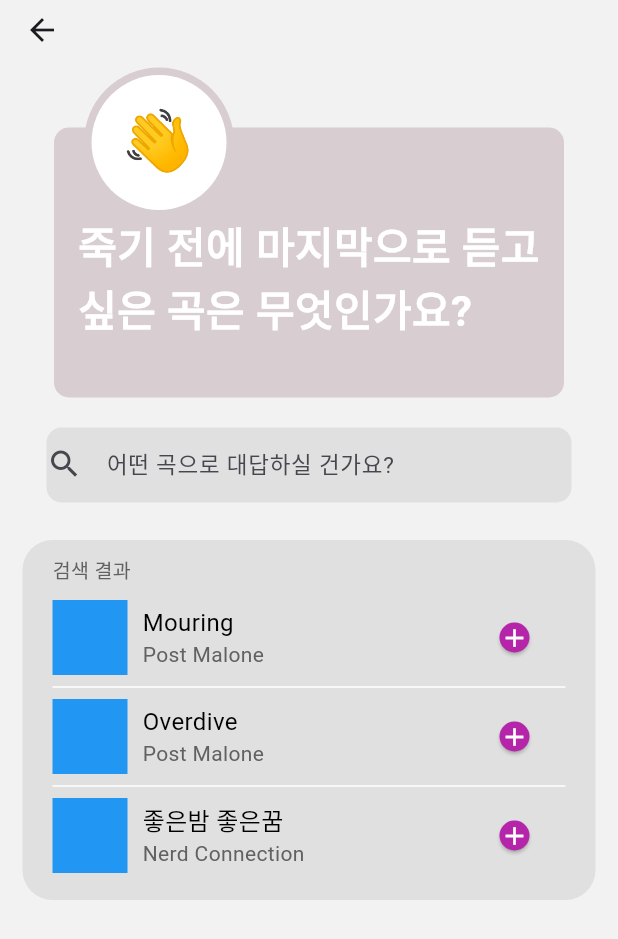
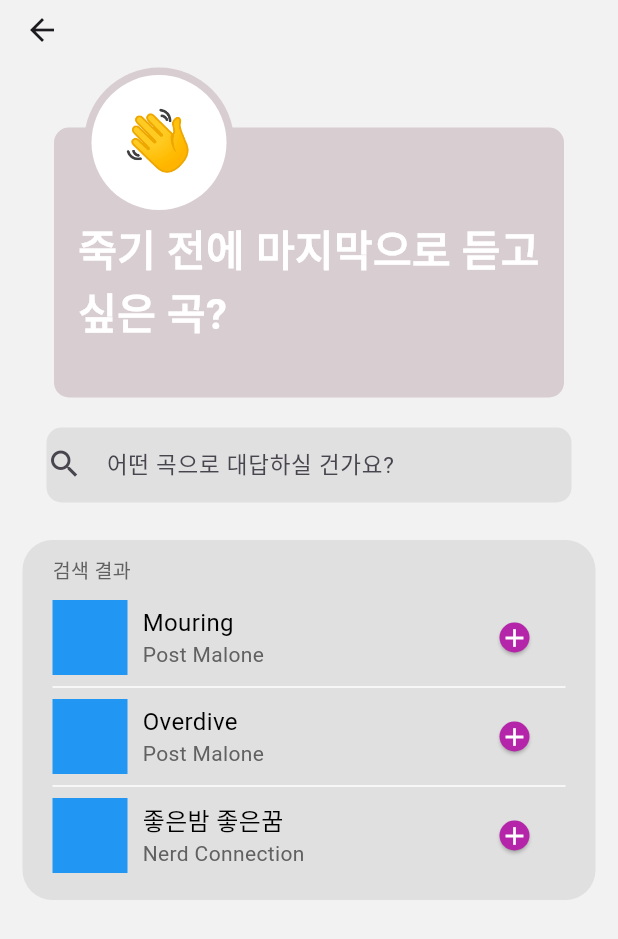
Before and after one commit to team-ummmm/MUSIQ_FRONT, a Flutter app: the AnswerPage screen opened by its route, after a tap on "죽기 전에 마지막으로 듣고 싶은 곡은 무엇인가요?", on a phone screen of 412 x 824 dp. Shown: the top 939 px of the screen. Run offline on Flutter 3.47's test engine with Material 2 defaults, Android fonts, the phone set to English and light mode, and no system bars; our stand-ins replace flutter_calendar_carousel.

Commit message:
create question_page.dart and fix question_card widgets

```diff
--- a/lib/pages/answer_page.dart
+++ b/lib/pages/answer_page.dart
@@ -5,6 +5,7 @@
 
 import 'package:flutter/material.dart';
 import 'package:musiq_front/screens/search_screen.dart';
+import 'package:musiq_front/style.dart';
 import 'package:musiq_front/widgets/main_question_card.dart';
 import 'package:musiq_front/widgets/small_question_card.dart';
 
@@ -21,7 +22,7 @@ class AnswerPage extends StatelessWidget {
               width: 30,
             ),
             Text(
-              "대답했어요",
+              "대답할게요",
               style: TextStyle(
                 fontFamily: 'AppleSDGothicNeo',
                 fontWeight: FontWeight.w500,
@@ -39,12 +40,38 @@ class AnswerPage extends StatelessWidget {
                 ),
               );
             },
-            child: const MainQuestionCard()),
+            child: const MainQuestionCard(
+              emoji: '💍',
+              question: '결혼식에서 틀고 싶은 노래가 뭐예요?',
+              color: AppColor.defaultColor,
+              main: true,
+            )),
+        GestureDetector(
+            onTap: () {
+              Navigator.push(
+                context,
+                MaterialPageRoute(
+                  builder: (context) => const SearchScreen(),
+                ),
+              );
+            },
+            child: const MainQuestionCard(
+              emoji: '🍂',
+              question: '죽기 전에 마지막으로 듣고 싶은 곡은 무엇인가요?',
+              color: AppColor.defaultColor,
+              main: false,
+            )),
         const Row(
           mainAxisAlignment: MainAxisAlignment.spaceEvenly,
           children: [
-            SmallQuestionCard(),
-            SmallQuestionCard(),
+            SmallQuestionCard(
+                emoji: '🍂',
+                question: '죽기 전에 마지막으로 듣고 싶은 곡은 무엇인가요?',
+                color: AppColor.defaultColor),
+            SmallQuestionCard(
+                emoji: '🍂',
+                question: '죽기 전에 마지막으로 듣고 싶은 곡은 무엇인가요?',
+                color: AppColor.defaultColor),
           ],
         ),
       ],
--- a/lib/pages/questions_page.dart
+++ b/lib/pages/questions_page.dart
@@ -0,0 +1,54 @@
+// Tab2: 대답했어요 페이지
+
+// TODO: 답변한 질문들 리스트 받아서 띄우기 && 답변곡들 페이지로 연결
+
+import 'package:flutter/material.dart';
+import 'package:musiq_front/style.dart';
+import 'package:musiq_front/widgets/small_question_card.dart';
+
+class QuestionsPage extends StatelessWidget {
+  const QuestionsPage({super.key});
+
+  @override
+  Widget build(BuildContext context) {
+    return Column(
+      children: [
+        const Row(
+          children: [
+            SizedBox(
+              width: 30,
+            ),
+            Text(
+              "대답했어요",
+              style: TextStyle(
+                fontFamily: 'AppleSDGothicNeo',
+                fontWeight: FontWeight.w500,
+                fontSize: 35,
+              ),
+            ),
+          ],
+        ),
+        const SizedBox(
+          height: 20,
+        ),
+        Expanded(
+          child: GridView.count(
+            shrinkWrap: true,
+            crossAxisCount: 2,
+            padding: const EdgeInsets.all(11.0),
+            children: List.generate(
+              10,
+              (index) => const Center(
+                child: SmallQuestionCard(
+                  emoji: '🍂',
+                  question: '죽기 전에 마지막으로 듣고 싶은 곡은 무엇인가요?',
+                  color: AppColor.defaultColor,
+                ),
+              ),
+            ),
+          ),
+        )
+      ],
+    );
+  }
+}
--- a/lib/pages/root_page.dart
+++ b/lib/pages/root_page.dart
@@ -2,6 +2,7 @@ import 'package:flutter/material.dart';
 import 'package:flutter/cupertino.dart';
 import 'package:musiq_front/pages/answer_page.dart';
 import 'package:musiq_front/pages/calendar_page.dart';
+import 'package:musiq_front/pages/questions_page.dart';
 import 'package:musiq_front/style.dart';
 
 class RootPage extends StatefulWidget {
@@ -21,7 +22,7 @@ class _MyRootPageState extends State<RootPage> {
 
   final _pages = const [
     AnswerPage(),
-    AnswerPage(),
+    QuestionsPage(),
     CalendarPage(),
     AnswerPage(),
   ];
--- a/lib/screens/search_screen.dart
+++ b/lib/screens/search_screen.dart
@@ -36,7 +36,12 @@ class _SearchScreenState extends State<SearchScreen> {
         child: Column(
           children: [
             // TODO: Hero 추가하기
-            const MainQuestionCard(),
+            const MainQuestionCard(
+              emoji: '👋',
+              question: '죽기 전에 마지막으로 듣고 싶은 곡?',
+              color: AppColor.defaultColor,
+              main: true,
+            ),
             const SizedBox(
               height: 20,
             ),
--- a/lib/widgets/main_question_card.dart
+++ b/lib/widgets/main_question_card.dart
@@ -1,12 +1,18 @@
 import 'package:flutter/material.dart';
-import 'package:cupertino_icons/cupertino_icons.dart';
-import 'package:musiq_front/screens/search_screen.dart';
-import 'package:musiq_front/style.dart';
 
 // TODO: 파라미터로 색깔, 검생창 유무, 질문, 이모지 받기
 
 class MainQuestionCard extends StatelessWidget {
+  final String emoji;
+  final String question;
+  final Color color;
+  final bool main;
+
   const MainQuestionCard({
+    required this.emoji,
+    required this.question,
+    required this.color,
+    required this.main,
     super.key,
   });
 
@@ -19,19 +25,18 @@ class MainQuestionCard extends StatelessWidget {
         ),
         Container(
           decoration: BoxDecoration(
-              borderRadius: BorderRadius.circular(10),
-              color: AppColor.defaultColor),
-          height: 180,
+              borderRadius: BorderRadius.circular(10), color: color),
+          height: main ? 180 : 100,
           width: 340,
-          child: const Padding(
-            padding: EdgeInsets.only(top: 20.0),
+          child: Padding(
+            padding: EdgeInsets.only(top: main ? 25.0 : 15.0),
             child: Padding(
-              padding: EdgeInsets.all(16.0),
+              padding: const EdgeInsets.all(16.0),
               child: Center(
                 child: Text(
-                  "죽기 전에 마지막으로 듣고 싶은 곡은 무엇인가요?",
+                  question,
                   style: TextStyle(
-                      fontSize: 28,
+                      fontSize: main ? 28 : 18,
                       color: Colors.white,
                       fontWeight: FontWeight.bold),
                   textAlign: TextAlign.left,
@@ -42,32 +47,32 @@ class MainQuestionCard extends StatelessWidget {
         ),
       ]),
       Positioned(
-        top: 10,
+        top: main ? 10 : 20,
         left: 20,
         child: Container(
           decoration: BoxDecoration(
-              borderRadius: BorderRadius.circular(100),
-              color: AppColor.defaultColor),
-          height: 100,
-          width: 100,
+              borderRadius: BorderRadius.circular(100), color: color),
+          height: main ? 100 : 60,
+          width: main ? 100 : 60,
         ),
       ),
       Positioned(
-          top: 15,
-          left: 25,
+          top: main ? 15 : 23,
+          left: main ? 25 : 22.7,
           child: Container(
             decoration: BoxDecoration(
                 borderRadius: BorderRadius.circular(100), color: Colors.white),
-            height: 90,
-            width: 90,
-            child: const Center(
+            height: main ? 90 : 55,
+            width: main ? 90 : 55,
+            child: Center(
               child: Text(
-                "👋",
-                style: TextStyle(fontSize: 40),
+                emoji,
+                style: TextStyle(fontSize: main ? 40 : 25),
                 textAlign: TextAlign.center,
               ),
             ),
           )),
+      // 검색창 필드
       // Positioned(
       //   bottom: 30,
       //   left: 20,
--- a/lib/widgets/small_question_card.dart
+++ b/lib/widgets/small_question_card.dart
@@ -4,7 +4,14 @@ import 'package:musiq_front/style.dart';
 // TODO: 파라미터로 색깔, 검생창 유무, 질문 받기
 
 class SmallQuestionCard extends StatelessWidget {
+  final String emoji;
+  final String question;
+  final Color color;
+
   const SmallQuestionCard({
+    required this.emoji,
+    required this.question,
+    required this.color,
     super.key,
   });
 
@@ -17,27 +24,27 @@ class SmallQuestionCard extends StatelessWidget {
         ),
         Container(
           decoration: BoxDecoration(
-              borderRadius: BorderRadius.circular(10),
-              color: AppColor.defaultColor),
+              borderRadius: BorderRadius.circular(10), color: color),
           height: 120,
           width: 170,
-          child: const Row(
+          child: Row(
             children: [
-              SizedBox(width: 10),
+              const SizedBox(width: 10),
               Column(
                 mainAxisAlignment: MainAxisAlignment.center,
                 crossAxisAlignment: CrossAxisAlignment.start,
                 children: [
-                  Text(
-                    "죽기 전에 마지막으로",
-                    style: TextStyle(fontSize: 14, color: Colors.white),
-                    textAlign: TextAlign.left,
+                  SizedBox(
+                    width: 150,
+                    child: Text(
+                      question,
+                      style: const TextStyle(
+                          fontWeight: FontWeight.bold,
+                          fontSize: 14,
+                          color: Colors.white),
+                      textAlign: TextAlign.left,
+                    ),
                   ),
-                  Text(
-                    "듣고 싶은 곡은 무엇인가요?",
-                    style: TextStyle(fontSize: 14, color: Colors.white),
-                    textAlign: TextAlign.left,
-                  )
                 ],
               ),
             ],
@@ -49,8 +56,7 @@ class SmallQuestionCard extends StatelessWidget {
         left: 10,
         child: Container(
           decoration: BoxDecoration(
-              borderRadius: BorderRadius.circular(100),
-              color: AppColor.defaultColor),
+              borderRadius: BorderRadius.circular(100), color: color),
           height: 50,
           width: 50,
         ),
@@ -63,10 +69,10 @@ class SmallQuestionCard extends StatelessWidget {
                 borderRadius: BorderRadius.circular(100), color: Colors.white),
             height: 45,
             width: 45,
-            child: const Center(
+            child: Center(
               child: Text(
-                "👋",
-                style: TextStyle(fontSize: 20),
+                emoji,
+                style: const TextStyle(fontSize: 20),
                 textAlign: TextAlign.center,
               ),
             ),
```
